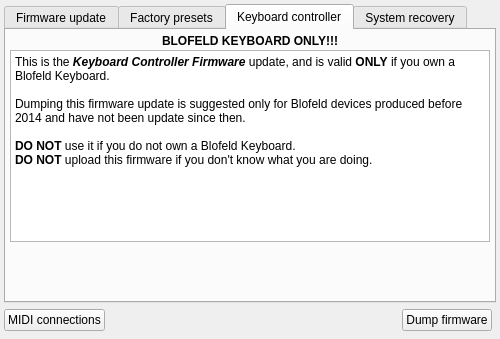
First picture: the form in bigglesworth/ui/firmware.ui, repository MaurizioB/Bigglesworth, before the edit.
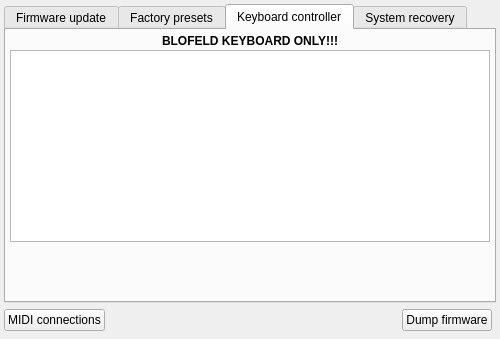
Second picture: the form after the edit. The open tabs and pages were chosen to show the change. Icons and pictures are not drawn. Custom widgets are drawn as their Qt base class.

Commit message: Fixed font in firmware, added donation dialog

Patch:
```diff
--- a/bigglesworth/ui/firmware.ui
+++ b/bigglesworth/ui/firmware.ui
@@ -218,18 +218,6 @@
          <property name="readOnly">
           <bool>true</bool>
          </property>
-         <property name="html">
-          <string>&lt;!DOCTYPE HTML PUBLIC &quot;-//W3C//DTD HTML 4.0//EN&quot; &quot;http://www.w3.org/TR/REC-html40/strict.dtd&quot;&gt;
-&lt;html&gt;&lt;head&gt;&lt;meta name=&quot;qrichtext&quot; content=&quot;1&quot; /&gt;&lt;style type=&quot;text/css&quot;&gt;
-p, li { white-space: pre-wrap; }
-&lt;/style&gt;&lt;/head&gt;&lt;body style=&quot; font-family:'Sans Serif'; font-size:9pt; font-weight:400; font-style:normal;&quot;&gt;
-&lt;p style=&quot; margin-top:0px; margin-bottom:0px; margin-left:0px; margin-right:0px; -qt-block-indent:0; text-indent:0px;&quot;&gt;This is the &lt;span style=&quot; font-weight:600; font-style:italic;&quot;&gt;Keyboard Controller Firmware&lt;/span&gt; update, and is valid &lt;span style=&quot; font-weight:600;&quot;&gt;ONLY&lt;/span&gt; if you own a Blofeld Keyboard.&lt;/p&gt;
-&lt;p style=&quot;-qt-paragraph-type:empty; margin-top:0px; margin-bottom:0px; margin-left:0px; margin-right:0px; -qt-block-indent:0; text-indent:0px;&quot;&gt;&lt;br /&gt;&lt;/p&gt;
-&lt;p style=&quot; margin-top:0px; margin-bottom:0px; margin-left:0px; margin-right:0px; -qt-block-indent:0; text-indent:0px;&quot;&gt;Dumping this firmware update is suggested only for Blofeld devices produced before 2014 and have not been update since then.&lt;/p&gt;
-&lt;p style=&quot;-qt-paragraph-type:empty; margin-top:0px; margin-bottom:0px; margin-left:0px; margin-right:0px; -qt-block-indent:0; text-indent:0px;&quot;&gt;&lt;br /&gt;&lt;/p&gt;
-&lt;p style=&quot; margin-top:0px; margin-bottom:0px; margin-left:0px; margin-right:0px; -qt-block-indent:0; text-indent:0px;&quot;&gt;&lt;span style=&quot; font-weight:600;&quot;&gt;DO NOT&lt;/span&gt; use it if you do not own a Blofeld Keyboard.&lt;/p&gt;
-&lt;p style=&quot; margin-top:0px; margin-bottom:0px; margin-left:0px; margin-right:0px; -qt-block-indent:0; text-indent:0px;&quot;&gt;&lt;span style=&quot; font-weight:600;&quot;&gt;DO NOT&lt;/span&gt; upload this firmware if you don't know what you are doing.&lt;/p&gt;&lt;/body&gt;&lt;/html&gt;</string>
-         </property>
         </widget>
        </item>
        <item>
```
Left out of the diff: 33 changed lines with no effect on the pictures. The commit also changes 10 other files.
